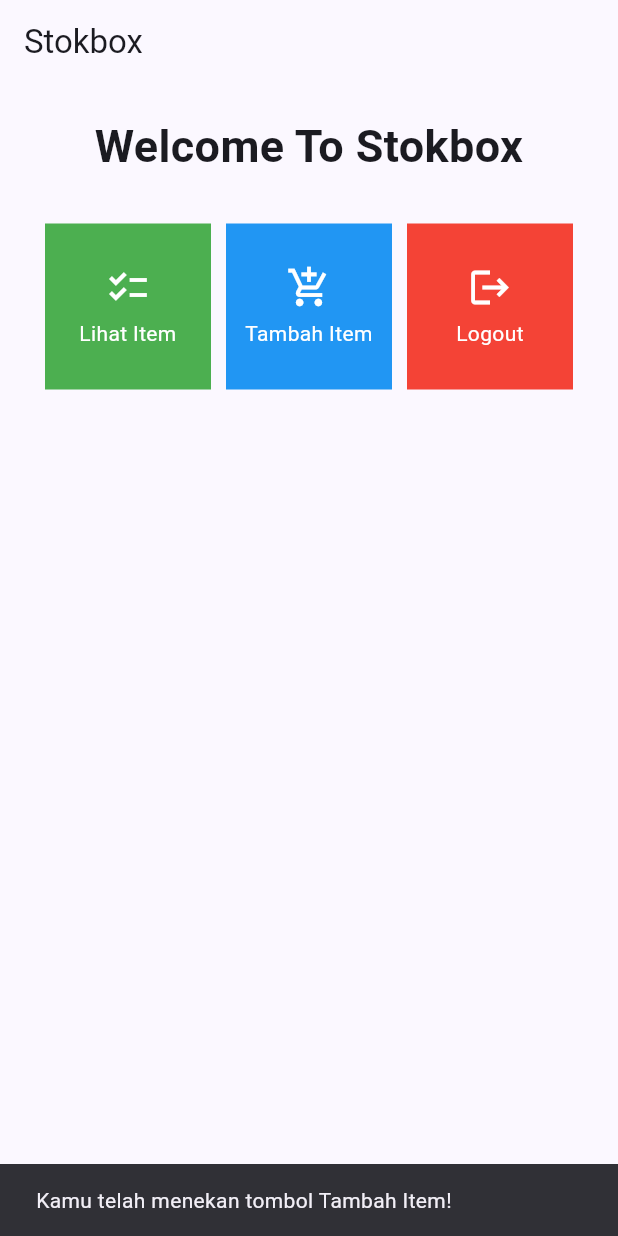
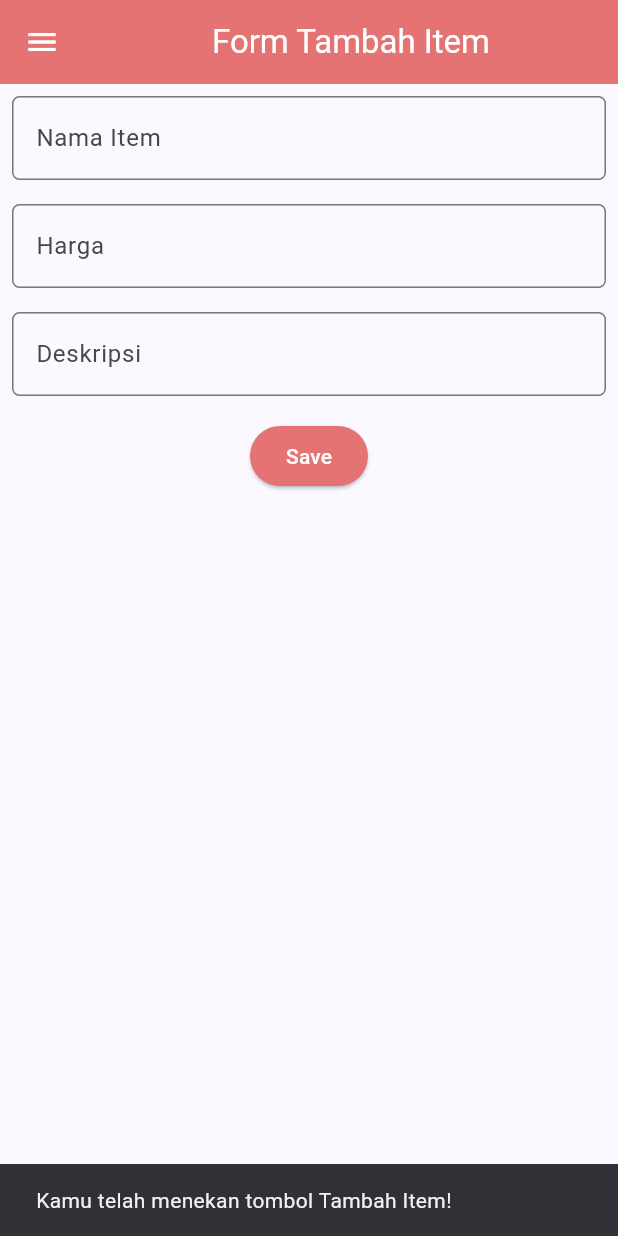
Before and after one commit to clarista/stokbox-mobile, a Flutter app: the screen it shows after launch, after a tap on "Tambah Item", on a phone screen of 412 x 824 dp. Run offline on Flutter 3.47's test engine with Material 2 defaults, Android fonts, the phone set to English and light mode, and no system bars.

Commit message:
masih belom kelar tugas 8

```diff
--- a/lib/main.dart
+++ b/lib/main.dart
@@ -1,5 +1,5 @@
 import 'package:flutter/material.dart';
-import 'package:stokbox/menu.dart';
+import 'package:stokbox/screens/menu.dart';
 
 void main() {
   runApp(const MyApp());
--- a/lib/menu.dart
+++ /dev/null
@@ -1,133 +0,0 @@
-import 'package:flutter/material.dart';
-class ShopItem {
-  final String name;
-  final IconData icon;
-
-  ShopItem(this.name, this.icon);
-}
-class MyHomePage extends StatelessWidget {
-    MyHomePage({Key? key}) : super(key: key);
-    final List<ShopItem> items = [
-    ShopItem("Lihat Item", Icons.checklist),
-    ShopItem("Tambah Item", Icons.add_shopping_cart),
-    ShopItem("Logout", Icons.logout),
-];
-    @override
-    Widget build(BuildContext context) {
-       return Scaffold(
-      appBar: AppBar(
-        title: const Text(
-          'Stokbox',
-        ),
-      ),
-      body: SingleChildScrollView(
-        // Widget wrapper yang dapat discroll
-        child: Padding(
-          padding: const EdgeInsets.all(10.0), // Set padding dari halaman
-          child: Column(
-            // Widget untuk menampilkan children secara vertikal
-            children: <Widget>[
-              const Padding(
-                padding: EdgeInsets.only(top: 10.0, bottom: 10.0),
-                // Widget Text untuk menampilkan tulisan dengan alignment center dan style yang sesuai
-                child: Text(
-                  'Welcome To Stokbox', // Text yang menandakan toko
-                  textAlign: TextAlign.center,
-                  style: TextStyle(
-                    fontSize: 30,
-                    fontWeight: FontWeight.bold,
-                  ),
-                ),
-              ),
-              // Grid layout
-              GridView.count(
-                // Container pada card kita.
-                primary: true,
-                padding: const EdgeInsets.all(20),
-                crossAxisSpacing: 10,
-                mainAxisSpacing: 10,
-                crossAxisCount: 3,
-                shrinkWrap: true,
-                children: items.map((ShopItem item) {
-                  // Iterasi untuk setiap item
-                  return ShopCard(item);
-                }).toList(),
-              ),
-            ],
-          ),
-        ),
-      ),
-    );
-    }
-}
-// class _MyHomePageState extends State<MyHomePage> {
-//   int _counter = 0;
-
-//   void _incrementCounter() {
-//     setState(() {
-//       // This call to setState tells the Flutter framework that something has
-//       // changed in this State, which causes it to rerun the build method below
-//       // so that the display can reflect the updated values. If we changed
-//       // _counter without calling setState(), then the build method would not be
-//       // called again, and so nothing would appear to happen.
-//       _counter++;
-//     });
-//   }}
-
-
-class ShopCard extends StatelessWidget {
-  final ShopItem item;
-
-  const ShopCard(this.item, {super.key}); // Constructor
-
-  Color getButtonColor() {
-    if (item.name == "Lihat Item") {
-      return Colors.green;
-    } else if (item.name == "Tambah Item") {
-      return Colors.blue;
-    } else if (item.name == "Logout") {
-      return Colors.red;
-    } else {
-      return Colors.indigo;
-    }
-  }
-
-  @override
-  Widget build(BuildContext context) {
-    return Material(
-      color: getButtonColor(),
-      child: InkWell(
-        // Area responsive terhadap sentuhan
-        onTap: () {
-          // Memunculkan SnackBar ketika diklik
-          ScaffoldMessenger.of(context)
-            ..hideCurrentSnackBar()
-            ..showSnackBar(SnackBar(
-                content: Text("Kamu telah menekan tombol ${item.name}!")));
-        },
-        child: Container(
-          // Container untuk menyimpan Icon dan Text
-          padding: const EdgeInsets.all(8),
-          child: Center(
-            child: Column(
-              mainAxisAlignment: MainAxisAlignment.center,
-              children: [
-                Icon(
-                  item.icon,
-                  color: Colors.white,
-                  size: 30.0,
-                ),
-                const Padding(padding: EdgeInsets.all(3)),
-                Text(
-                  item.name,
-                  textAlign: TextAlign.center,
-                  style: const TextStyle(color: Colors.white),
-                ),
-              ],
-            ),
-          ),
-        ),
-      ),
-    );
-  }
-}
--- /dev/null
+++ b/lib/screens/menu.dart
@@ -0,0 +1,71 @@
+
+import 'package:flutter/material.dart';
+// Impor drawer widget
+import 'package:stokbox/widgets/left_drawer.dart';
+// Impor shop_card
+import 'package:stokbox/widgets/shop_card.dart';
+
+class ShopItem {
+  final String name;
+  final IconData icon;
+
+  ShopItem(this.name, this.icon);
+}
+class MyHomePage extends StatelessWidget {
+    MyHomePage({Key? key}) : super(key: key);
+    final List<ShopItem> items = [
+    ShopItem("Lihat Item", Icons.checklist),
+    ShopItem("Tambah Item", Icons.add_shopping_cart),
+    ShopItem("Logout", Icons.logout),
+];
+    @override
+    Widget build(BuildContext context) {
+       return Scaffold(
+      appBar: AppBar(
+        title: const Text(
+          'Stokbox',
+        ),
+        backgroundColor: Colors.red[300],
+        foregroundColor: Colors.white,
+      ),
+      drawer: const LeftDrawer(),
+      body: SingleChildScrollView(
+        // Widget wrapper yang dapat discroll
+        child: Padding(
+          padding: const EdgeInsets.all(10.0), // Set padding dari halaman
+          child: Column(
+            // Widget untuk menampilkan children secara vertikal
+            children: <Widget>[
+              const Padding(
+                padding: EdgeInsets.only(top: 10.0, bottom: 10.0),
+                // Widget Text untuk menampilkan tulisan dengan alignment center dan style yang sesuai
+                child: Text(
+                  'Welcome To Stokbox', // Text yang menandakan toko
+                  textAlign: TextAlign.center,
+                  style: TextStyle(
+                    fontSize: 30,
+                    fontWeight: FontWeight.bold,
+                  ),
+                ),
+              ),
+              // Grid layout
+              GridView.count(
+                // Container pada card kita.
+                primary: true,
+                padding: const EdgeInsets.all(20),
+                crossAxisSpacing: 10,
+                mainAxisSpacing: 10,
+                crossAxisCount: 3,
+                shrinkWrap: true,
+                children: items.map((ShopItem item) {
+                  // Iterasi untuk setiap item
+                  return ShopCard(item);
+                }).toList(),
+              ),
+            ],
+          ),
+        ),
+      ),
+    );
+    }
+}
--- /dev/null
+++ b/lib/screens/shoplist_form.dart
@@ -0,0 +1,165 @@
+import 'package:flutter/material.dart';
+// Impor drawer yang sudah dibuat sebelumnya
+import 'package:stokbox/widgets/left_drawer.dart';
+
+class ShopFormPage extends StatefulWidget {
+    const ShopFormPage({super.key});
+
+    @override
+    State<ShopFormPage> createState() => _ShopFormPageState();
+}
+
+class _ShopFormPageState extends State<ShopFormPage> {
+  final _formKey = GlobalKey<FormState>();
+  String _name = "";
+  int _price = 0;
+  String _description = "";
+    @override
+    Widget build(BuildContext context) {
+        return Scaffold(
+          appBar: AppBar(
+            title: const Center(
+              child: Text(
+                'Form Tambah Item',
+              ),
+            ),
+            backgroundColor: Colors.red[300],
+            foregroundColor: Colors.white,
+          ),
+          // Tambahkan drawer yang sudah dibuat di sini
+          drawer: const LeftDrawer(),
+          body: Form(
+            key: _formKey,
+            child: SingleChildScrollView(
+              child: Column(
+                crossAxisAlignment: CrossAxisAlignment.start,
+                children: [
+                  Padding(
+                    padding: const EdgeInsets.all(8.0),
+                    child: TextFormField(
+                      decoration: InputDecoration(
+                        hintText: "Nama Item",
+                        labelText: "Nama Item",
+                        border: OutlineInputBorder(
+                          borderRadius: BorderRadius.circular(5.0),
+                        ),
+                      ),
+                      onChanged: (String? value) {
+                        setState(() {
+                          _name = value!;
+                        });
+                      },
+                      validator: (String? value) {
+                        if (value == null || value.isEmpty) {
+                          return "Nama tidak boleh kosong!";
+                        }
+                        return null;
+                      },
+                    ),
+                  ),
+                Padding(
+                  padding: const EdgeInsets.all(8.0),
+                  child: TextFormField(
+                    decoration: InputDecoration(
+                      hintText: "Harga",
+                      labelText: "Harga",
+                      border: OutlineInputBorder(
+                        borderRadius: BorderRadius.circular(5.0),
+                      ),
+                    ),
+                    // Tambahkan variabel yang sesuai (_price)
+                    onChanged: (String? value) {
+                      setState(() {
+                        _price = int.parse(value!);
+                      });
+                    },
+                    validator: (String? value) {
+                      if (value == null || value.isEmpty) {
+                        return "Harga tidak boleh kosong!";
+                      }
+                      if (int.tryParse(value) == null) {
+                        return "Harga harus berupa angka!";
+                      }
+                      return null;
+                    },
+                  ),
+                ),
+                Padding(
+                  padding: const EdgeInsets.all(8.0),
+                  child: TextFormField(
+                    decoration: InputDecoration(
+                      hintText: "Deskripsi",
+                      labelText: "Deskripsi",
+                      border: OutlineInputBorder(
+                        borderRadius: BorderRadius.circular(5.0),
+                      ),
+                    ),
+                    onChanged: (String? value) {
+                      setState(() {
+                        // Tambahkan variabel yang sesuai (_description)
+                        _description = value!;
+                      });
+                    },
+                    validator: (String? value) {
+                      if (value == null || value.isEmpty) {
+                        return "Deskripsi tidak boleh kosong!";
+                      }
+                      return null;
+                    },
+                  ),
+                ),
+                Align(
+                  alignment: Alignment.bottomCenter,
+                  child: Padding(
+                    padding: const EdgeInsets.all(8.0),
+                    child: ElevatedButton(
+                      style: ButtonStyle(
+                        backgroundColor:
+                            MaterialStateProperty.all(Colors.red[300]),
+                      ),
+                      onPressed: () {
+                        if (_formKey.currentState!.validate()) {
+                          showDialog(
+                            context: context,
+                            builder: (context) {
+                              return AlertDialog(
+                                title: const Text('Item berhasil tersimpan'),
+                                content: SingleChildScrollView(
+                                  child: Column(
+                                    crossAxisAlignment:
+                                        CrossAxisAlignment.start,
+                                    children: [
+                                      Text('Nama: $_name'),
+                                      // Munculkan value-value lainnya
+                                      Text('Price: $_price'),
+                                      Text('Description: $_description')
+                                    ],
+                                  ),
+                                ),
+                                actions: [
+                                  TextButton(
+                                    child: const Text('OK'),
+                                    onPressed: () {
+                                      Navigator.pop(context);
+                                    },
+                                  ),
+                                ],
+                              );
+                            },
+                          );
+                        _formKey.currentState!.reset();
+                        }
+                      },
+                      child: const Text(
+                        "Save",
+                        style: TextStyle(color: Colors.white),
+                      ),
+                    ),
+                  ),
+                ),
+              ]),
+            ),
+          ),
+        );
+    }
+}
--- /dev/null
+++ b/lib/widgets/left_drawer.dart
@@ -0,0 +1,75 @@
+import 'package:flutter/material.dart';
+import 'package:stokbox/screens/menu.dart';
+import 'package:stokbox/screens/shoplist_form.dart';
+
+class LeftDrawer extends StatelessWidget {
+  const LeftDrawer({super.key});
+
+  @override
+  Widget build(BuildContext context) {
+    return Drawer(
+      child: ListView(
+        children: [
+          const DrawerHeader(
+            // Bagian drawer header
+            decoration: BoxDecoration(
+              color: Colors.pinkAccent,
+            ),
+            child: Column(
+              children: [
+                Text(
+                  'Shopping List',
+                  textAlign: TextAlign.center,
+                  style: TextStyle(
+                    fontSize: 30,
+                    fontWeight: FontWeight.bold,
+                    color: Colors.white,
+                  ),
+                ),
+                Padding(padding: EdgeInsets.all(10)),
+                Text("Catat seluruh keperluan belanjamu di sini!",
+                    // Tambahkan gaya teks dengan center alignment, font ukuran 15, warna putih, dan weight biasa
+                    textAlign: TextAlign.center,
+                    style: TextStyle(
+                      fontSize: 15,
+                      color: Colors.white,
+                      fontWeight: FontWeight.normal,
+                    ),
+                ),
+              ],
+            ),
+          ),
+          // Bagian routing
+          ListTile(
+            leading: const Icon(Icons.home_outlined),
+            title: const Text('Halaman Utama'),
+            // Bagian redirection ke MyHomePage
+            onTap: () {
+              Navigator.push(
+                  context,
+                  MaterialPageRoute(
+                    builder: (context) => MyHomePage(),
+                  ));
+            },
+          ),
+          ListTile(
+            leading: const Icon(Icons.add_shopping_cart),
+            title: const Text('Tambah Produk'),
+            // Bagian redirection ke ShopFormPage
+            onTap: () {
+              /*
+              Buatlah routing ke ShopFormPage di sini,
+              setelah halaman ShopFormPage sudah dibuat.
+              */
+              Navigator.push(
+                  context,
+                  MaterialPageRoute(
+                    builder: (context) => ShopFormPage(),
+                  ));
+            },
+          ),
+        ],
+      ),
+    );
+  }
+}
--- /dev/null
+++ b/lib/widgets/shop_card.dart
@@ -0,0 +1,72 @@
+import 'package:flutter/material.dart';
+import 'package:stokbox/screens/menu.dart';
+import 'package:stokbox/screens/shoplist_form.dart';
+
+class ShopCard extends StatelessWidget {
+  final ShopItem item;
+
+  const ShopCard(this.item, {super.key}); // Constructor
+
+  @override
+  Widget build(BuildContext context) {
+    Color buttonColor;
+
+    // Tentukan warna untuk masing-masing tombol berdasarkan nama tombol
+    if (item.name == "Lihat Item") {
+      buttonColor = Colors.teal; // Warna latar belakang hijau
+    } else if (item.name == "Tambah Item") {
+      buttonColor = Colors.teal; // Warna latar belakang biru
+    } else if (item.name == "Logout") {
+      buttonColor = Colors.red.shade300; // Warna latar belakang merah
+    } else {
+      buttonColor = Colors.indigo; // Warna latar belakang default
+    }
+
+    return Material(
+      //color: Colors.indigo,
+      elevation: 5,
+      color: buttonColor, // Gunakan warna yang telah ditentukan
+      child: InkWell(
+        // Area responsive terhadap sentuhan
+        onTap: () {
+          // Memunculkan SnackBar ketika diklik
+          ScaffoldMessenger.of(context)
+            ..hideCurrentSnackBar()
+            ..showSnackBar(SnackBar(
+                content: Text("Kamu telah menekan tombol ${item.name}!")));
+          // Navigate ke route yang sesuai (tergantung jenis tombol)
+          if (item.name == "Tambah Item") {
+            // Gunakan Navigator.push untuk melakukan navigasi ke MaterialPageRoute yang mencakup ShopFormPage.
+            Navigator.pushReplacement(
+                  context,
+                  MaterialPageRoute(
+                    builder: (context) => ShopFormPage(),
+                  ));
+          }
+        },
+        child: Container(
+          // Container untuk menyimpan Icon dan Text
+          padding: const EdgeInsets.all(8),
+          child: Center(
+            child: Column(
+              mainAxisAlignment: MainAxisAlignment.center,
+              children: [
+                Icon(
+                  item.icon,
+                  color: Colors.white,
+                  size: 30.0,
+                ),
+                const Padding(padding: EdgeInsets.all(3)),
+                Text(
+                  item.name,
+                  textAlign: TextAlign.center,
+                  style: const TextStyle(color: Colors.white),
+                ),
+              ],
+            ),
+          ),
+        ),
+      ),
+    );
+  }
+}
```
Also changed, not shown: lib/screens/item_list_page.dart (added).
